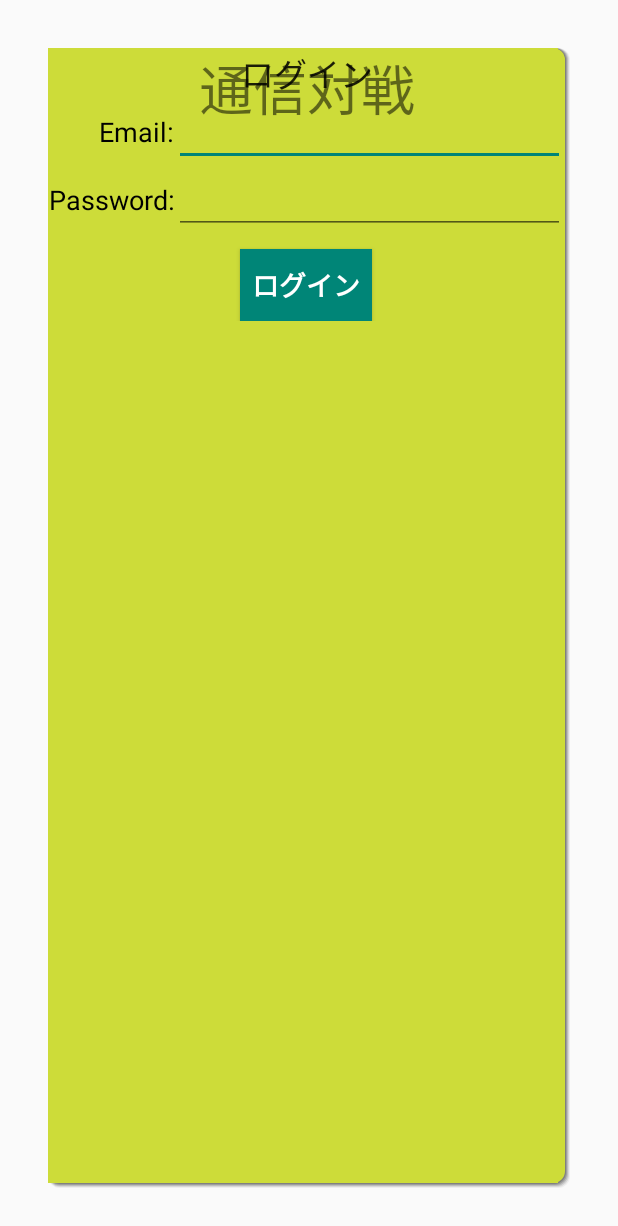
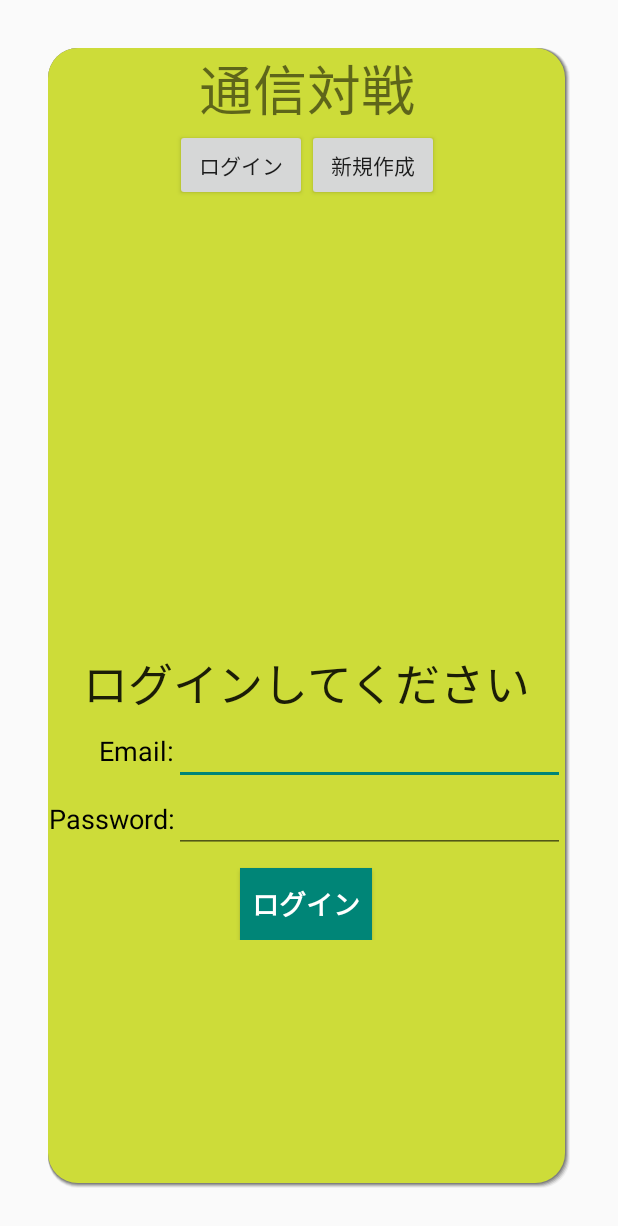
Before and after one commit to hayashitoshiki/local_syogi_dev, an Android app: the screen it shows after launch (SettingAccountFragment), after a tap on "設定", on a phone screen of 412 x 824 dp. Shown: the top 1226 px of the screen. Run offline under Robolectric (Android 15) with nearby library versions, the phone set to English and light mode, and no system bars; our stand-ins replace Firebase (no records; nobody signed in at launch, a user with empty details on screens opened directly).

Commit message:
アカウント情報画面：Viewクラス整頓

```diff
--- a/Local_Syogi/app/src/main/java/com/example/local_syogi/presentation/view/account_information/NomalCardFragment.kt
+++ b/Local_Syogi/app/src/main/java/com/example/local_syogi/presentation/view/account_information/NomalCardFragment.kt
@@ -14,7 +14,7 @@ class NomalCardFragment: Fragment(){
         container: ViewGroup?,
         savedInstanceState: Bundle?
     ): View? {
-        val view = inflater.inflate(R.layout.fragment_rate_card, container, false)
+        val view = inflater.inflate(R.layout.fragment_card_rate, container, false)
 
         return view
     }
--- a/Local_Syogi/app/src/main/java/com/example/local_syogi/presentation/view/account_information/RateCardFragment.kt
+++ b/Local_Syogi/app/src/main/java/com/example/local_syogi/presentation/view/account_information/RateCardFragment.kt
@@ -5,8 +5,9 @@ import android.util.Log
 import androidx.fragment.app.Fragment
 import android.view.LayoutInflater
 import android.view.View
+import android.view.View.*
 import android.view.ViewGroup
-import androidx.fragment.app.FragmentTransaction
+import android.widget.Button
 import com.example.local_syogi.R
 import com.example.local_syogi.presentation.contact.RateCardContact
 import com.example.local_syogi.presentation.contact.SettingAccountContact
@@ -24,7 +25,8 @@ import org.koin.core.parameter.parametersOf
 class RateCardFragment : Fragment(), RateCardContact.View {
 
     private val presenter: RateCardContact.Presenter by inject { parametersOf(this) }
-
+    private lateinit var signInButton:Button
+    private lateinit var signUpButton:Button
     override fun onCreate(savedInstanceState: Bundle?) {
         super.onCreate(savedInstanceState)
 
@@ -35,15 +37,34 @@ class RateCardFragment : Fragment(), RateCardContact.View {
         container: ViewGroup?,
         savedInstanceState: Bundle?
     ): View? {
-        val view = inflater.inflate(R.layout.fragment_rate_card, container, false)
+        val view = inflater.inflate(R.layout.fragment_card_rate, container, false)
+        signInButton = view.findViewById(R.id.signInButton) as Button
+        signUpButton = view.findViewById(R.id.signUpButton) as Button
+
+        signInButton.setOnClickListener{
+            setLoginView()
+        }
+        signUpButton.setOnClickListener{
+            setSignUpView()
+        }
         parentPresenter!!.onStart()
         return view
     }
 
-    //ログイン画面を表示する
+    //ログインViewを表示する
     fun setLoginView() {
         Log.d("Main","ログイン")
-        val signIn =SignInFragment.newInstance(parentPresenter!!)
+        signInButton.visibility = VISIBLE
+        signUpButton.visibility = VISIBLE
+        val signIn = SignInFragment.newInstance(parentPresenter!!)
+        childFragmentManager.beginTransaction()
+            .replace(R.id.fragment, signIn)
+            .commit()
+    }
+
+    //会員登録Viewを表示する
+    private fun setSignUpView() {
+        val signIn =SignUpFragment.newInstance(parentPresenter!!)
         childFragmentManager.beginTransaction()
             .replace(R.id.fragment, signIn)
             .commit()
@@ -52,6 +73,8 @@ class RateCardFragment : Fragment(), RateCardContact.View {
     //ログイン後(設定)画面を表示する
     fun setInformationView() {
         Log.d("Main","設定画面")
+        signInButton.visibility = INVISIBLE
+        signUpButton.visibility = INVISIBLE
         val signIn =SignOutFragment.newInstance(parentPresenter!!)
         childFragmentManager.beginTransaction()
             .replace(R.id.fragment, signIn)
--- a/Local_Syogi/app/src/main/java/com/example/local_syogi/presentation/view/account_information/SettingAccountFragment.kt
+++ b/Local_Syogi/app/src/main/java/com/example/local_syogi/presentation/view/account_information/SettingAccountFragment.kt
@@ -41,12 +41,6 @@ class SettingAccountFragment : AppCompatActivity(), SettingAccountContact.View {
             .beginTransaction()
             .replace(R.id.fragment, rateCard)
             .commit()
-
-    }
-
-    override fun onStart() {
-        super.onStart()
-        presenter.onStart()
     }
 
 
@@ -64,10 +58,8 @@ class SettingAccountFragment : AppCompatActivity(), SettingAccountContact.View {
                 } else if(30 < x2 - x) {
                     flipCard(2)
                 }
-
             }
         }
-
         return true
     }
 
--- /dev/null
+++ b/Local_Syogi/app/src/main/res/drawable/information_card_shadow.xml
@@ -0,0 +1,52 @@
+<?xml version="1.0" encoding="utf-8"?>
+<layer-list xmlns:android="http://schemas.android.com/apk/res/android">
+    <!-- drop shadow -->
+    <item>
+        <shape>
+            <padding android:bottom="1dp" android:right="1dp"/>
+            <solid android:color="#10424242" />
+            <corners
+                android:radius="20dp" />
+        </shape>
+    </item>
+    <item>
+        <shape>
+            <padding android:bottom="1dp" android:right="1dp"/>
+            <solid android:color="#20424242" />
+            <corners
+                android:radius="20dp" />
+        </shape>
+    </item>
+    <item>
+        <shape>
+            <padding android:bottom="1dp" android:right="1dp"/>
+            <solid android:color="#30424242" />
+            <corners
+                android:radius="20dp" />
+        </shape>
+    </item>
+    <item>
+        <shape>
+            <padding android:bottom="1dp" android:right="1dp"/>
+            <solid android:color="#40424242" />
+            <corners
+                android:radius="20dp" />
+        </shape>
+    </item>
+    <item>
+        <shape>
+            <padding android:bottom="1dp" android:right="1dp"/>
+            <solid android:color="#50424242" />
+            <corners
+                android:radius="20dp" />
+        </shape>
+    </item>
+    <item >
+        <shape
+            android:shape="rectangle">
+            <solid android:color="#CDDC39"/>
+            <corners android:radius="20dp"/>
+        </shape>
+    </item>
+
+</layer-list>
--- /dev/null
+++ b/Local_Syogi/app/src/main/res/layout/fragment_card_nomal.xml
@@ -0,0 +1,35 @@
+<?xml version="1.0" encoding="utf-8"?>
+<androidx.constraintlayout.widget.ConstraintLayout xmlns:android="http://schemas.android.com/apk/res/android"
+    xmlns:ads="http://schemas.android.com/apk/res-auto"
+    android:orientation="vertical"
+    android:layout_width="match_parent"
+    android:layout_height="match_parent">
+
+    <androidx.constraintlayout.widget.ConstraintLayout
+        android:layout_width="match_parent"
+        android:layout_height="match_parent"
+        android:layout_marginStart="32dp"
+        android:layout_marginTop="32dp"
+        android:layout_marginEnd="32dp"
+        android:layout_marginBottom="32dp"
+        ads:layout_constraintBottom_toBottomOf="parent"
+        ads:layout_constraintEnd_toEndOf="parent"
+        ads:layout_constraintHorizontal_bias="0.6"
+        ads:layout_constraintStart_toStartOf="parent"
+        ads:layout_constraintTop_toTopOf="parent"
+        android:background="@drawable/information_card_shadow">
+
+        <TextView
+            android:id="@+id/textView20"
+            android:layout_width="wrap_content"
+            android:layout_height="wrap_content"
+            android:text="ローカル対戦"
+            android:textSize="36sp"
+            ads:layout_constraintBottom_toBottomOf="parent"
+            ads:layout_constraintEnd_toEndOf="parent"
+            ads:layout_constraintStart_toStartOf="parent"
+            ads:layout_constraintTop_toTopOf="parent"
+            ads:layout_constraintVertical_bias="0.0" />
+    </androidx.constraintlayout.widget.ConstraintLayout>
+
+</androidx.constraintlayout.widget.ConstraintLayout>
--- a/Local_Syogi/app/src/main/res/layout/fragment_rate_card.xml
+++ b/Local_Syogi/app/src/main/res/layout/fragment_card_rate.xml
@@ -19,7 +19,7 @@
         ads:layout_constraintHorizontal_bias="0.6"
         ads:layout_constraintStart_toStartOf="parent"
         ads:layout_constraintTop_toTopOf="parent"
-        android:background="@drawable/tab_green_shadow">
+        android:background="@drawable/information_card_shadow">
 
         <TextView
             android:id="@+id/textView23"
@@ -33,6 +33,30 @@
             ads:layout_constraintTop_toTopOf="parent"
             ads:layout_constraintVertical_bias="0.0" />
 
+        <LinearLayout
+            android:id="@+id/linearLayout6"
+            android:layout_width="wrap_content"
+            android:layout_height="wrap_content"
+            android:orientation="horizontal"
+            ads:layout_constraintBottom_toBottomOf="parent"
+            ads:layout_constraintEnd_toEndOf="parent"
+            ads:layout_constraintStart_toStartOf="parent"
+            ads:layout_constraintTop_toBottomOf="@+id/textView23"
+            ads:layout_constraintVertical_bias="0.0">
+
+            <Button
+                android:id="@+id/signInButton"
+                android:layout_width="wrap_content"
+                android:layout_height="wrap_content"
+                android:text="ログイン" />
+
+            <Button
+                android:id="@+id/signUpButton"
+                android:layout_width="wrap_content"
+                android:layout_height="wrap_content"
+                android:text="新規作成" />
+        </LinearLayout>
+
         <FrameLayout
             android:id="@+id/fragment"
             android:layout_width="0dp"
@@ -40,7 +64,7 @@
             ads:layout_constraintBottom_toBottomOf="parent"
             ads:layout_constraintEnd_toEndOf="parent"
             ads:layout_constraintStart_toStartOf="parent"
-            ads:layout_constraintTop_toTopOf="parent">
+            ads:layout_constraintTop_toBottomOf="@+id/linearLayout6">
 
         </FrameLayout>
     </androidx.constraintlayout.widget.ConstraintLayout>
--- a/Local_Syogi/app/src/main/res/layout/fragment_sign_in.xml
+++ b/Local_Syogi/app/src/main/res/layout/fragment_sign_in.xml
@@ -15,13 +15,14 @@
             android:layout_width="wrap_content"
             android:layout_height="wrap_content"
             android:layout_centerHorizontal="true"
-            android:text="ログイン"
+            android:text="ログインしてください"
             android:textAppearance="?android:attr/textAppearanceLarge"
+            android:textSize="30sp"
             app:layout_constraintBottom_toBottomOf="parent"
             app:layout_constraintEnd_toEndOf="parent"
             app:layout_constraintStart_toStartOf="parent"
             app:layout_constraintTop_toTopOf="parent"
-            app:layout_constraintVertical_bias="0.0" />
+            app:layout_constraintVertical_bias="0.49" />
 
         <RelativeLayout
             android:layout_width="match_parent"
```
